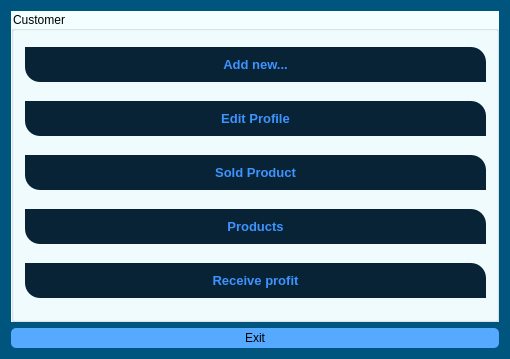
AP-projects-4001/esm-nadarim, file Login_And_Admin/customer.ui: the form before one commit.
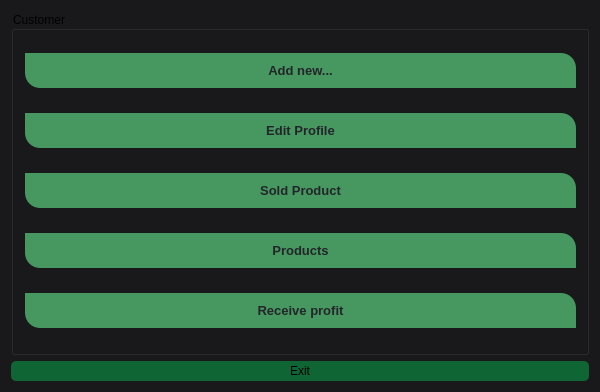
The form after the commit.

```diff
--- a/Login_And_Admin/customer.ui
+++ b/Login_And_Admin/customer.ui
@@ -6,22 +6,22 @@
    <rect>
     <x>0</x>
     <y>0</y>
-    <width>510</width>
-    <height>359</height>
+    <width>600</width>
+    <height>392</height>
    </rect>
   </property>
   <property name="windowTitle">
    <string>Form</string>
   </property>
   <property name="styleSheet">
-   <string notr="true">background-color: rgb(0, 85, 127);
+   <string notr="true">background-color: #19181A;
 font: 600 9pt &quot;Segoe UI&quot;;</string>
   </property>
   <layout class="QVBoxLayout" name="verticalLayout_2">
    <item>
     <widget class="QGroupBox" name="groupBox">
      <property name="styleSheet">
-      <string notr="true">background-color: rgb(242, 254, 255);
+      <string notr="true">background-color: #19181A;
 font: 600 9pt &quot;Segoe UI&quot;;</string>
      </property>
      <property name="title">
@@ -45,8 +45,8 @@
         <item>
          <widget class="QPushButton" name="addproduct_btn">
           <property name="styleSheet">
-           <string notr="true">background-color: #082336;
-	color: #3e93ff;
+           <string notr="true">background-color: #479761;
+	color: #222629;
 	font-size: 13px;
 	font-weight: bold;
 	border-top-right-radius: 15px;
@@ -63,8 +63,8 @@
         <item>
          <widget class="QPushButton" name="editprofile_btn">
           <property name="styleSheet">
-           <string notr="true">background-color: #082336;
-	color: #3e93ff;
+           <string notr="true">background-color: #479761;
+	color: #222629;
 	font-size: 13px;
 	font-weight: bold;
 	border-top-right-radius: 15px;
@@ -87,8 +87,8 @@
            </size>
           </property>
           <property name="styleSheet">
-           <string notr="true">background-color: #082336;
-	color: #3e93ff;
+           <string notr="true">background-color: #479761;
+	color: #222629;
 	font-size: 13px;
 	font-weight: bold;
 	border-top-right-radius: 15px;
@@ -105,8 +105,8 @@
         <item>
          <widget class="QPushButton" name="pushButton_2">
           <property name="styleSheet">
-           <string notr="true">background-color: #082336;
-	color: #3e93ff;
+           <string notr="true">background-color: #479761;
+	color: #222629;
 	font-size: 13px;
 	font-weight: bold;
 	border-top-right-radius: 15px;
@@ -123,8 +123,8 @@
         <item>
          <widget class="QPushButton" name="pushButton_4">
           <property name="styleSheet">
-           <string notr="true">background-color: #082336;
-	color: #3e93ff;
+           <string notr="true">background-color: #479761;
+	color: #222629;
 	font-size: 13px;
 	font-weight: bold;
 	border-top-right-radius: 15px;
@@ -155,7 +155,7 @@
       <enum>Qt::LeftToRight</enum>
      </property>
      <property name="styleSheet">
-      <string notr="true">background-color: rgb(85, 170, 255);
+      <string notr="true">background-color: rgb(15, 101, 51);
 border-radius: 5px;</string>
      </property>
      <property name="text">
```
